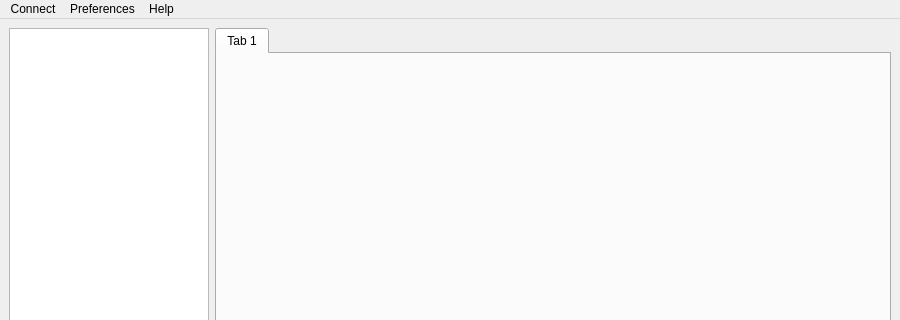
Before: the Qt Designer form ui/main.ui in Jan5u/jakki, drawn with Qt 5; both pictures show x 0 to 900 and y 0 to 320 of the 900 by 600 pixel window.
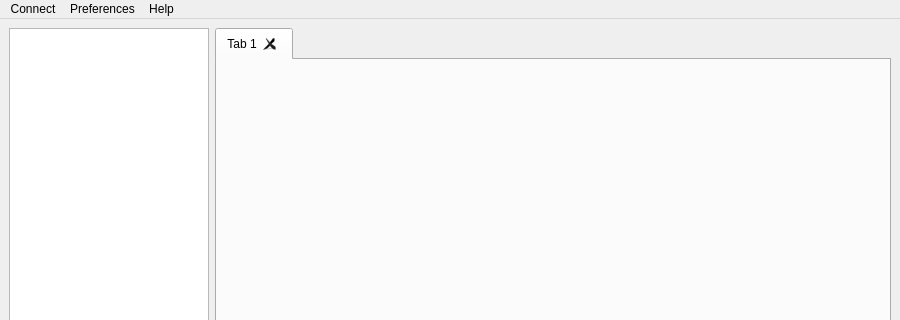
After: the same form once the commit is applied.

```diff
--- a/ui/main.ui
+++ b/ui/main.ui
@@ -39,6 +39,9 @@
       <property name="currentIndex">
        <number>0</number>
       </property>
+      <property name="tabsClosable">
+       <bool>true</bool>
+      </property>
       <property name="movable">
        <bool>true</bool>
       </property>
```
